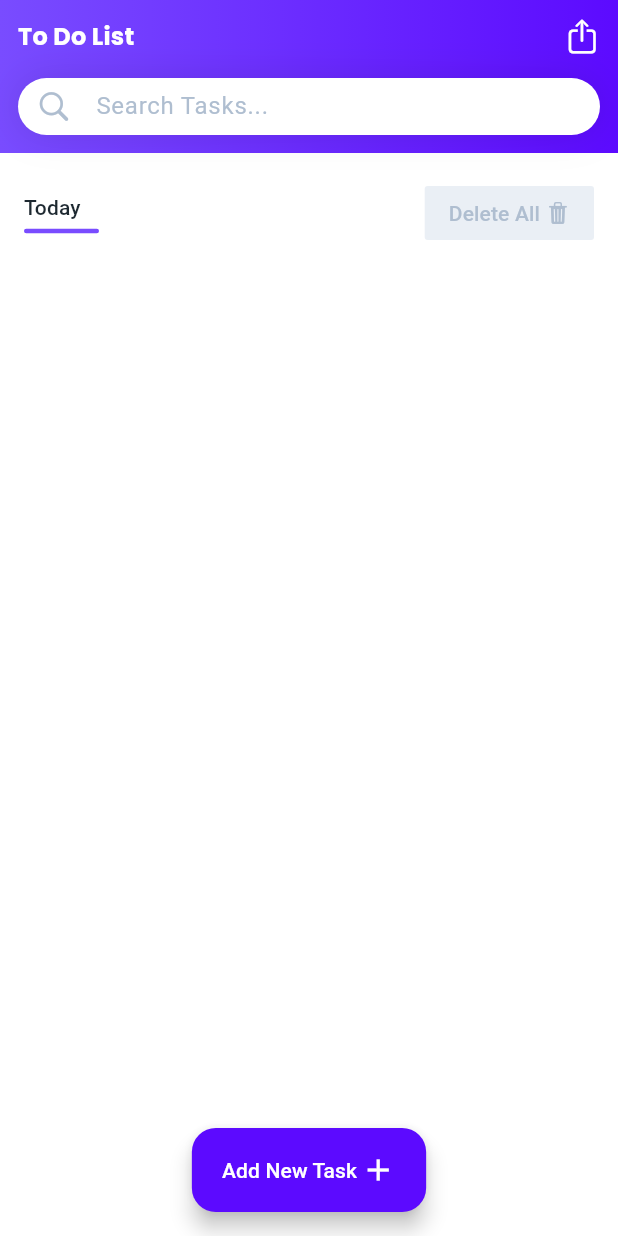
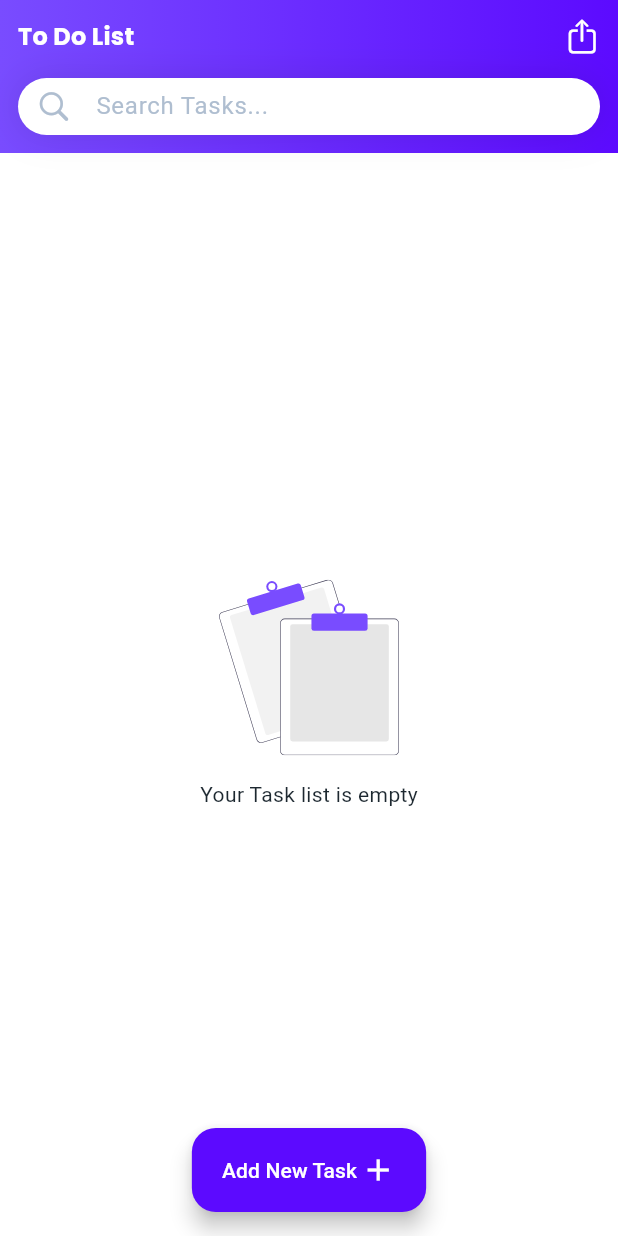
Before and after one commit to HEYSHEED/To_do_list, a Flutter app: the screen it shows after launch, on a phone screen of 412 x 824 dp. Run offline on Flutter 3.47's test engine with Material 3 defaults, Android fonts, the phone set to English and light mode, and no system bars; our stand-ins replace flutter_svg, google_fonts, hive_flutter; accounts and stored records are empty.

Commit message:
USING HIVE - DELETE TASK

```diff
--- a/lib/main.dart
+++ b/lib/main.dart
@@ -1,6 +1,7 @@
 import 'package:flutter/cupertino.dart';
 import 'package:flutter/material.dart';
 import 'package:flutter/services.dart';
+import 'package:flutter_svg/svg.dart';
 import 'package:google_fonts/google_fonts.dart';
 import 'package:hive_flutter/adapters.dart';
 import 'package:to_do/data.dart';
@@ -212,7 +213,7 @@ class HomeScreen extends StatelessWidget {
                         color: Theme.of(context).colorScheme.onPrimary,
                         boxShadow: [
                           BoxShadow(
-                            color: Colors.black.withValues(alpha: 0.1),
+                            color: Colors.black.withOpacity(0.1),
                             blurRadius: 20,
                           ),
                         ],
@@ -238,6 +239,7 @@ class HomeScreen extends StatelessWidget {
               child: ValueListenableBuilder<Box<Task>>(
                 valueListenable: box.listenable(),
                 builder: (context, box, child) {
+                  if (box.isNotEmpty) {
                     return ListView.builder(
                       padding: EdgeInsets.fromLTRB(16, 16, 16, 100),
                       itemCount: box.values.length + 1,
@@ -251,7 +253,8 @@ class HomeScreen extends StatelessWidget {
                                 children: [
                                   Text(
                                     'Today',
-                                  style: Theme.of(context).textTheme.titleSmall,
+                                    style:
+                                        Theme.of(context).textTheme.titleSmall,
                                   ),
                                   Container(
                                     width: 50,
@@ -268,7 +271,9 @@ class HomeScreen extends StatelessWidget {
                                 color: Color(0xffEAEFF5),
                                 textColor: secondaryTextColor,
                                 elevation: 0,
-                              onPressed: () {},
+                                onPressed: () {
+                                  box.clear();
+                                },
                                 child: Row(
                                   children: const [
                                     Text('Delete All'),
@@ -285,6 +290,9 @@ class HomeScreen extends StatelessWidget {
                         }
                       },
                     );
+                  } else {
+                    return const EmptyState();
+                  }
                 },
               ),
             ),
@@ -329,6 +337,9 @@ class _TaskItemState extends State<TaskItem> {
             builder: (context) => EditTaskScreen(task: widget.task),
           ),
         );
+      },
+      onLongPress: () {
+        widget.task.delete();
       },
       child: Container(
         height: TaskItem.height,
@@ -419,3 +430,19 @@ class MyCheckBox extends StatelessWidget {
     );
   }
 }
+
+class EmptyState extends StatelessWidget {
+  const EmptyState({super.key});
+
+  @override
+  Widget build(BuildContext context) {
+    return Column(
+      mainAxisAlignment: MainAxisAlignment.center,
+      children: [
+        SvgPicture.asset('assets/empty_state.svg', width: 120),
+        SizedBox(height: 16),
+        Text('Your Task list is empty'),
+      ],
+    );
+  }
+}
--- a/pubspec.yaml
+++ b/pubspec.yaml
@@ -36,6 +36,7 @@ dependencies:
   cupertino_icons: ^1.0.8
   hive_flutter: ^1.1.0
   google_fonts: ^6.2.1
+  flutter_svg: ^2.0.17
 
 dev_dependencies:
   flutter_test:
@@ -62,9 +63,8 @@ flutter:
   uses-material-design: true
 
   # To add assets to your application, add an assets section, like this:
-  # assets:
-  #   - images/a_dot_burr.jpeg
-  #   - images/a_dot_ham.jpeg
+  assets:
+     - assets/empty_state.svg
 
   # An image asset can refer to one or more resolution-specific "variants", see
   # https://flutter.dev/to/resolution-aware-images
```
Also changed, not shown: assets/empty_state.svg (added), pubspec.lock. Lines whose indentation alone changed are shown as unchanged.
